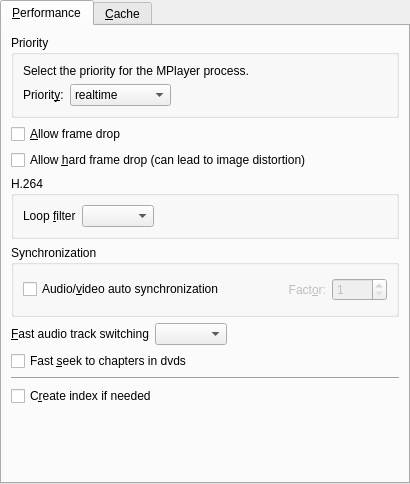
Above: src/prefperformance.ui from wilbert2000/wzplayer before the change. Below: the same form after it.
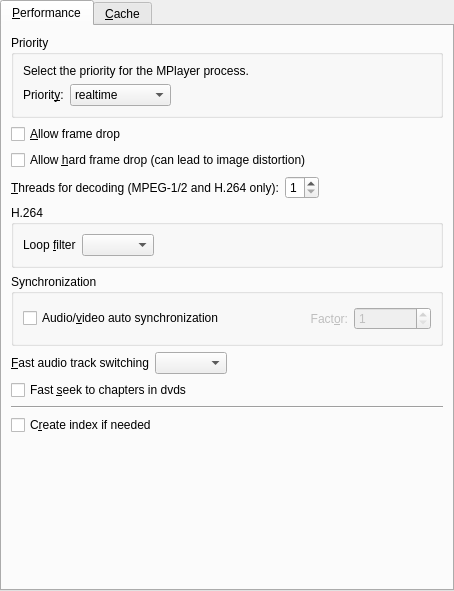
That is the form after the change. Custom widgets are drawn as their Qt base class.

Commit message: Added a new option in Preferences->Performance: Threads for decoding. Sets the number of threads to use for decoding (for MPEG-1/2 and H.264 only). It could be useful for multicore processors.

```diff
--- a/src/prefperformance.ui
+++ b/src/prefperformance.ui
@@ -5,8 +5,8 @@
    <rect>
     <x>0</x>
     <y>0</y>
-    <width>410</width>
-    <height>484</height>
+    <width>454</width>
+    <height>591</height>
    </rect>
   </property>
   <layout class="QVBoxLayout" >
@@ -14,7 +14,7 @@
     <number>0</number>
    </property>
    <property name="spacing" >
-    <number>0</number>
+    <number>6</number>
    </property>
    <item>
     <widget class="QTabWidget" name="tabWidget" >
@@ -144,6 +144,52 @@
          </property>
         </widget>
        </item>
+       <item>
+        <layout class="QHBoxLayout" >
+         <property name="margin" >
+          <number>0</number>
+         </property>
+         <property name="spacing" >
+          <number>6</number>
+         </property>
+         <item>
+          <widget class="QLabel" name="label_13" >
+           <property name="text" >
+            <string>&amp;Threads for decoding (MPEG-1/2 and H.264 only):</string>
+           </property>
+           <property name="buddy" >
+            <cstring>threads_spin</cstring>
+           </property>
+          </widget>
+         </item>
+         <item>
+          <widget class="QSpinBox" name="threads_spin" >
+           <property name="maximum" >
+            <number>8</number>
+           </property>
+           <property name="minimum" >
+            <number>1</number>
+           </property>
+           <property name="value" >
+            <number>1</number>
+           </property>
+          </widget>
+         </item>
+         <item>
+          <spacer>
+           <property name="orientation" >
+            <enum>Qt::Horizontal</enum>
+           </property>
+           <property name="sizeHint" >
+            <size>
+             <width>40</width>
+             <height>20</height>
+            </size>
+           </property>
+          </spacer>
+         </item>
+        </layout>
+       </item>
        <item>
         <widget class="QGroupBox" name="groupBox" >
          <property name="title" >
```
Left out of the diff: 1 changed line with no effect on the pictures. The commit also changes 6 other files.
